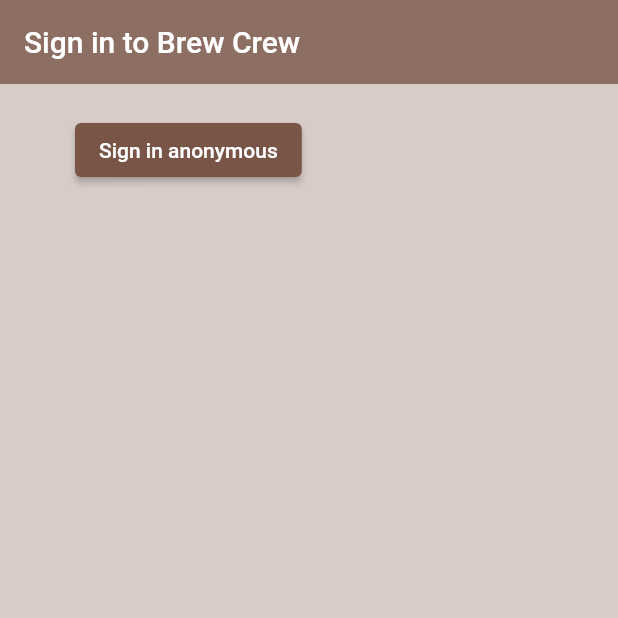
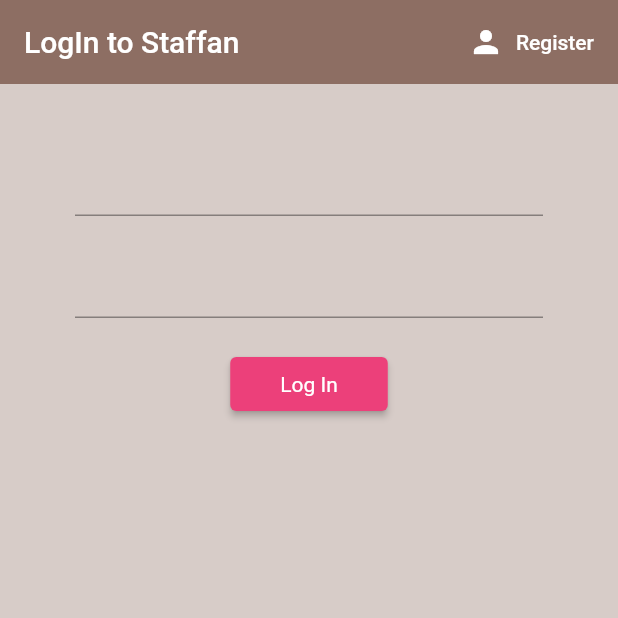
Before and after one commit to sunglimlee/better_touching_staff, a Flutter app: the screen it shows after launch, on a phone screen of 412 x 824 dp, the top half of it. Run offline on Flutter 3.47's test engine with Material 2 defaults, Android fonts, the phone set to English and light mode, and no system bars; our stand-ins replace firebase_auth, firebase_core; accounts and stored records are empty.

Commit message:
Register Form & SignIn, Register Screens Toggle - The Net Ninja #10, #11 - 함수를 실행하려면 반드시 () 괄호를 넣어주어야 한다.

```diff
--- a/lib/screens/authenticate/authenticate.dart
+++ b/lib/screens/authenticate/authenticate.dart
@@ -1,8 +1,8 @@
-import 'package:better_touching_staff/screens/authenticate/sign_in.dart';
-import 'package:better_touching_staff/services/auth_service.dart';
+import 'package:better_touching_staff/screens/authenticate/register.dart';
+import 'package:better_touching_staff/screens/authenticate/log_in.dart';
 import 'package:flutter/material.dart';
 
-/// 여기서 signing widget & Register widget 이 들어간다.
+/// 여기서 LogIn widget & Register widget 이 들어간다.
 /// Stateful widget 을 사용하는 이유는 뭘까? setState 를 이용해서 state 를 가지고 있기 위해서이지.. 단지 onPressed 때문이 아니라..
 class Authenticate extends StatefulWidget {
   const Authenticate({Key? key}) : super(key: key);
@@ -14,11 +14,24 @@
 class _AuthenticateState extends State<Authenticate> {
   // 여기서 잘봐라.. 외부에서 들어오는 건 위에서 작업하지만 여기의 state 저장용 변수는 이곳 State<Authenticate> 에서 작업한다.
   // 변수를 선언하면 쓸 수 있듯이 클래스도 선언해야 그리고 instance 해야 쓸 수 있다. 말 그대로 초기화 같은 거지..
+  bool showLogInOrRegister = true;
+
   @override
   Widget build(BuildContext context) {
     return Container(
       alignment: Alignment.center,
-      child: const SignIn(),
+      child: showLogInOrRegister == true
+          ? LogIn(
+              callBack: toggleForLogInOrRegisterPage,
+            )
+          : Register(callBack: toggleForLogInOrRegisterPage),
     );
   }
+
+  void toggleForLogInOrRegisterPage() {
+    setState(() {
+      //print(showLogInOrRegister.toString());
+      showLogInOrRegister = !showLogInOrRegister;
+    });
+  }
 }
--- /dev/null
+++ b/lib/screens/authenticate/log_in.dart
@@ -0,0 +1,89 @@
+import 'package:better_touching_staff/controllers/auth_controller.dart';
+import 'package:flutter/material.dart';
+
+class LogIn extends StatefulWidget {
+  final Function callBack;
+  const LogIn({Key? key, required this.callBack}) : super(key: key);
+
+  @override
+  State<LogIn> createState() => _LogInState();
+}
+
+class _LogInState extends State<LogIn> {
+  final AuthController _authController = AuthController();
+
+  String email = '';
+  String password = '';
+
+  @override
+  Widget build(BuildContext context) {
+    return Scaffold(
+      backgroundColor: Colors.brown[100],
+      appBar: AppBar(
+        centerTitle: false,
+        backgroundColor: Colors.brown[400],
+        elevation: 0.0,
+        title: const Text('LogIn to Staffan'),
+        actions: [
+          ElevatedButton.icon(
+            // Log Out
+              onPressed: () {
+                // 여기서 setState 를 할 필요가 없지.. 외부에서 할거니깐..
+                widget.callBack();
+              },
+              // ElevatedButton without, no, remove border
+              // https://stackoverflow.com/questions/69942023/how-to-remove-border-in-outlinedbutton
+              style: ElevatedButton.styleFrom(
+                  backgroundColor: Colors.brown[400],
+                  elevation: 0,
+                  shadowColor: Colors.transparent),
+              icon: const Icon(Icons.person),
+              label: const Text('Register'))
+        ],
+
+      ),
+      body: Container(
+        padding: const EdgeInsets.symmetric(vertical: 20.0, horizontal: 50.0),
+        child: Form(
+          child: Column(
+            children: [
+              const SizedBox(
+                height: 20.0,
+              ),
+              // email
+              TextFormField(
+                onChanged: (val) {
+                  setState(() {
+                    email = val;
+                  });
+                },
+              ),
+              const SizedBox(
+                height: 20.0,
+              ),
+              // password
+              TextFormField(
+                onChanged: (val) {
+                  setState(() {
+                    password = val;
+                  });
+                },
+                obscureText: true,
+              ),
+              const SizedBox(
+                height: 20.0,
+              ),
+              ElevatedButton(
+                style: ElevatedButton.styleFrom(
+                    backgroundColor: Colors.pink[400],
+                    textStyle: const TextStyle(color: Colors.white)),
+                onPressed: () async {},
+                child: const Text('     Log In     '),
+              ),
+            ],
+          ),
+        ),
+      ),
+    );
+  }
+}
--- a/lib/screens/authenticate/sign_in.dart
+++ /dev/null
@@ -1,39 +0,0 @@
-import 'package:better_touching_staff/controllers/auth_controller.dart';
-import 'package:flutter/material.dart';
-
-class SignIn extends StatefulWidget {
-  const SignIn({Key? key}) : super(key: key);
-
-  @override
-  State<SignIn> createState() => _SignInState();
-}
-
-class _SignInState extends State<SignIn> {
-  final AuthController _authController = AuthController();
-
-  @override
-  Widget build(BuildContext context) {
-    return Scaffold(
-      backgroundColor: Colors.brown[100],
-      appBar: AppBar(
-        backgroundColor: Colors.brown[400],
-        elevation: 0.0,
-        title: const Text('Sign in to Brew Crew'),
-      ),
-      body: Container(
-        padding: const EdgeInsets.symmetric(vertical: 20.0, horizontal: 50.0),
-        child: ElevatedButton(
-          child: const Text('Sign in anonymous'),
-          onPressed: () async {
-            // 잘봐라.. Future 로 날라오니깐 기다려줘야지.. 그래서 await 를 사용해야한다.꼭 기억해라.. 정말 중요한 거다.
-            // 곰곰히 생각해보니깐 값의 변경유무에 따라서 그 화면을 바꾸어주는거잖아.. 그래서 여기에서 조건을 가지고 작업하는게 맞다고 본다.
-            dynamic result = await _authController.signInAnonymous();
-            result == null
-                ? print('error sign in')
-                : {print('signed in \n${result.uid}')};
-          },
-        ),
-      ),
-    );
-  }
-}
--- a/lib/screens/home/home.dart
+++ b/lib/screens/home/home.dart
@@ -12,7 +12,7 @@
     return Scaffold(
       backgroundColor: Colors.brown[50],
       appBar: AppBar(
-        title: const Text('Brew Crew'),
+        title: const Text('Staffan'),
         backgroundColor: Colors.brown[400],
         elevation: 0.0,
         actions: [
```
Also changed, not shown: lib/Utils/singleton_theme.dart (added, +43 -0 lines), lib/screens/authenticate/register.dart (added, +88 -0 lines), lib/Utils/theme_mine.dart (added).
